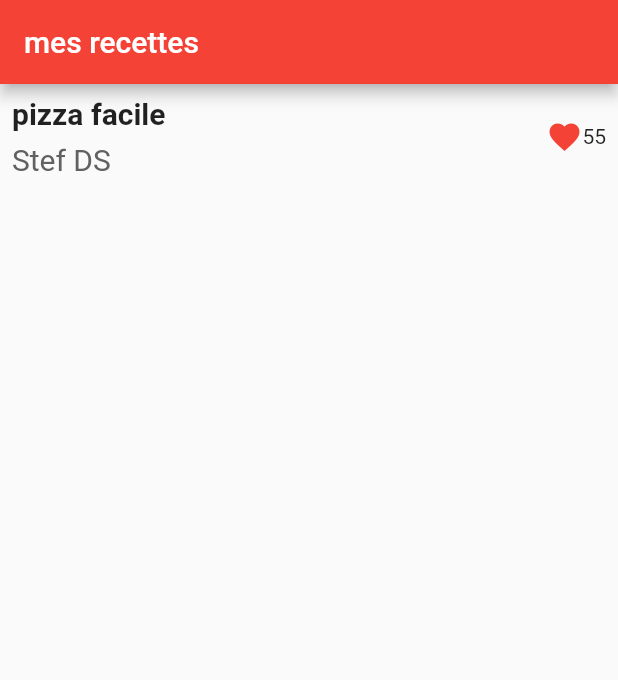
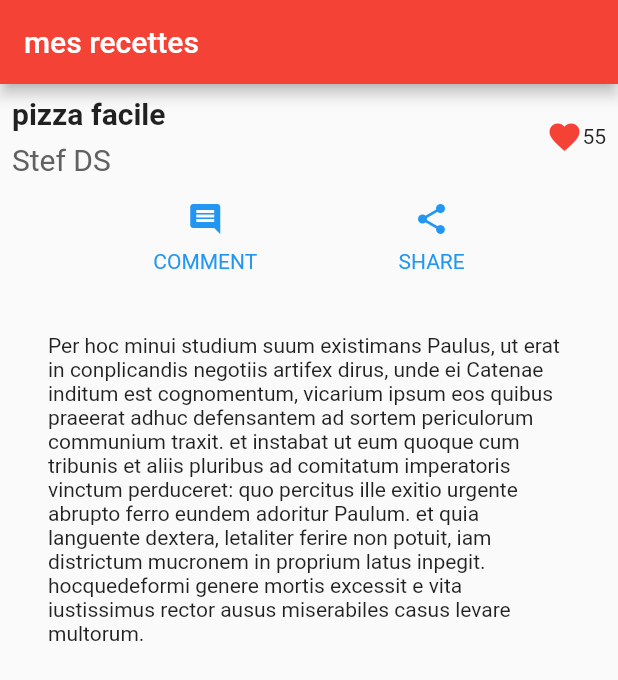
Before and after one commit to GUZZLER13/First-App-Flutter-Dart, a Flutter app: the screen it shows after launch, on a phone screen of 412 x 824 dp. Shown: the top 680 px of the screen. Run offline on Flutter 3.47's test engine with Material 2 defaults, Android fonts, the phone set to English and light mode, and no system bars.

Commit message:
add row text

```diff
--- a/lib/main.dart
+++ b/lib/main.dart
@@ -4,11 +4,25 @@ import 'package:flutter/cupertino.dart';
 import 'package:flutter/material.dart';
 
 void main() {
-  runApp(MyApp());
+  runApp(const MyApp());
 }
 
 class MyApp extends StatelessWidget {
+  const MyApp({Key? key}) : super(key: key);
 
+  // This widget is the root of your application.
+  @override
+  Widget build(BuildContext context) {
+    Widget buttonSection = Container(
+      padding: const EdgeInsets.all(8),
+      child: Row(
+        mainAxisAlignment: MainAxisAlignment.spaceEvenly,
+        children: [
+          _buildButtonColumn(Colors.blue, Icons.comment, "COMMENT"),
+          _buildButtonColumn(Colors.blue, Icons.share, "SHARE"),
+        ],
+      ),
+    );
 
     Widget titleSection = (Container(
       padding: const EdgeInsets.all(8),
@@ -34,12 +48,18 @@ class MyApp extends StatelessWidget {
       ),
     ));
 
+    Widget descriptionSection = Container(
+      padding: const EdgeInsets.all(32),
+      child: const Text(
+        "Per hoc minui studium suum existimans "
+            "Paulus, ut erat in conplicandis negotiis artifex dirus, unde ei Catenae inditum est cognomentum, vicarium ipsum eos quibus praeerat adhuc defensantem ad sortem "
+            "periculorum communium traxit. et instabat ut eum quoque cum tribunis et aliis pluribus ad comitatum imperatoris vinctum perduceret: quo percitus ille exitio urgente "
+            "abrupto ferro eundem adoritur Paulum. et quia languente dextera, letaliter ferire non potuit, iam districtum mucronem in proprium latus inpegit. hocquedeformi genere "
+            "mortis excessit e vita iustissimus rector ausus miserabiles casus levare multorum.",
+        softWrap: true,
+      ),
+    );
 
-  MyApp({Key? key}) : super(key: key);
-
-  // This widget is the root of your application.
-  @override
-  Widget build(BuildContext context) {
     return MaterialApp(
       title: 'Flutter Demo',
       theme: ThemeData(
@@ -61,8 +81,25 @@ class MyApp extends StatelessWidget {
             title: const Text("mes recettes"),
           ),
           body: Column(
-            children: [titleSection],
+            children: [titleSection, buttonSection, descriptionSection],
           )),
     );
   }
+
+  Column _buildButtonColumn(Color color, IconData icon, String label) {
+    return Column(mainAxisAlignment: MainAxisAlignment.center, children: [
+      Container(
+        padding: const EdgeInsets.only(bottom: 8),
+        child: Icon(icon, color: color),
+      ),
+      Text(
+        label,
+        style: TextStyle(
+          fontSize: 14,
+          fontWeight: FontWeight.w400,
+          color: color,
+        ),
+      )
+    ]);
   }
+}
```
Also changed, not shown: 1 other file. Lines whose indentation alone changed are shown as unchanged.
